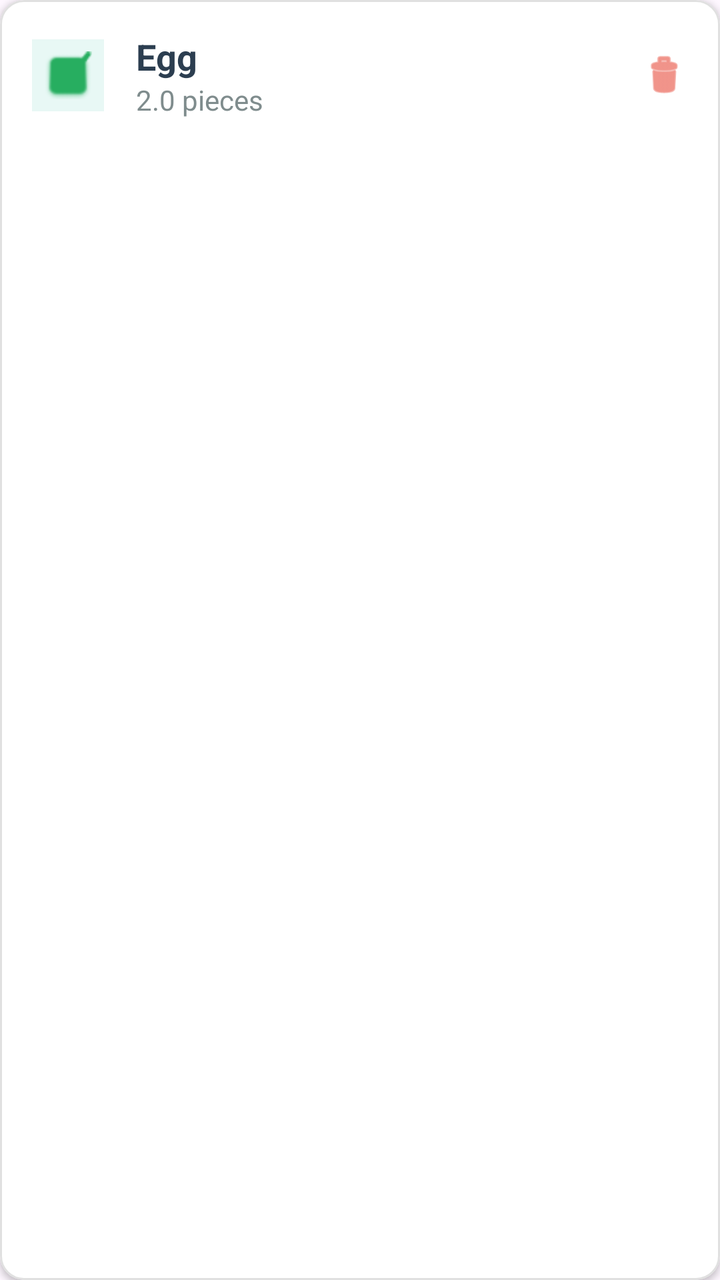
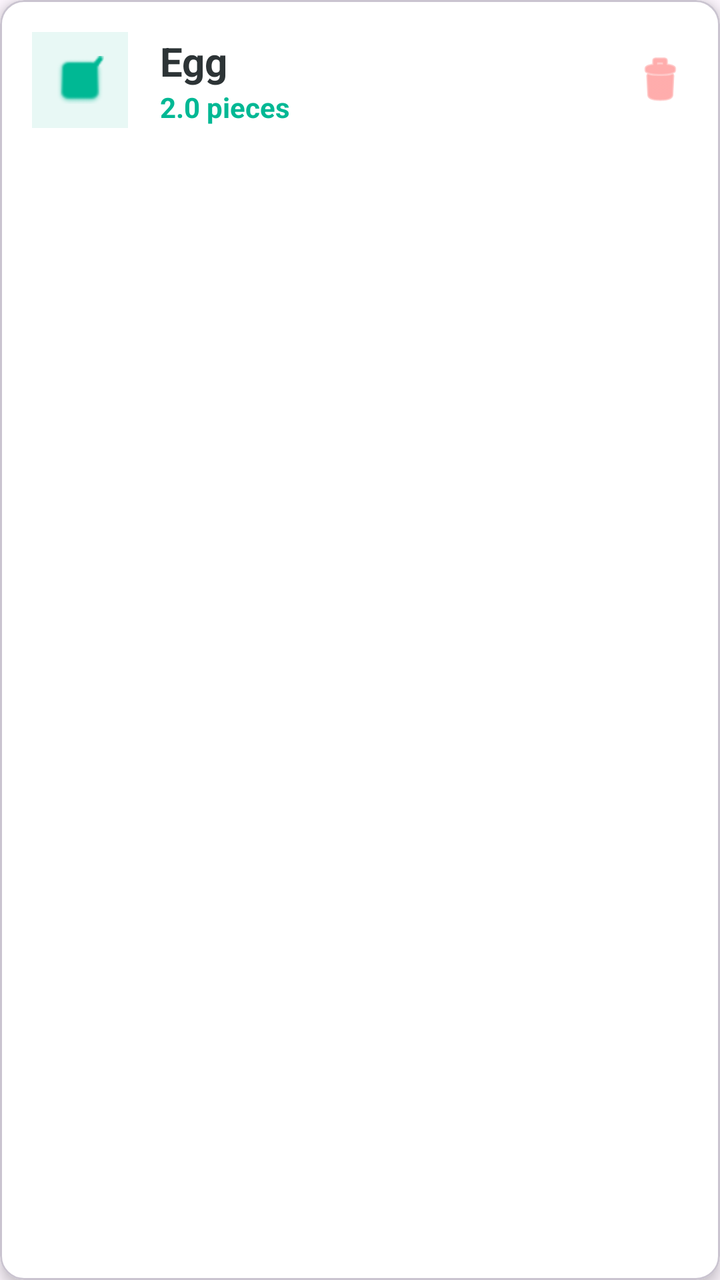

Before-and-after screenshots of an Android layout around one commit, followed by the original layout XML and the change that was made.
<!-- AndroidManifest.xml: application theme Theme.SmartPantryManager -->
<!-- res/layout/item_pantry.xml -->
<?xml version="1.0" encoding="utf-8"?>
<com.google.android.material.card.MaterialCardView xmlns:android="http://schemas.android.com/apk/res/android"
    xmlns:app="http://schemas.android.com/apk/res-auto"
    android:layout_width="match_parent"
    android:layout_height="wrap_content"
    android:layout_marginHorizontal="8dp"
    android:layout_marginBottom="8dp"
    app:cardBackgroundColor="#FFFFFF"
    app:cardCornerRadius="12dp"
    app:cardElevation="2dp"
    app:strokeColor="#E0E0E0"
    app:strokeWidth="1dp">

    <LinearLayout
        android:layout_width="match_parent"
        android:layout_height="wrap_content"
        android:gravity="center_vertical"
        android:orientation="horizontal"
        android:padding="16dp">

        
        <ImageView
            android:layout_width="36dp"
            android:layout_height="36dp"
            android:background="#E8F8F5"
            android:padding="6dp"
            android:src="@android:drawable/checkbox_on_background"
            app:tint="#27AE60" />

        <LinearLayout
            android:layout_width="0dp"
            android:layout_height="wrap_content"
            android:layout_marginStart="16dp"
            android:layout_weight="1"
            android:orientation="vertical">

            
            <TextView
                android:id="@+id/tvItemName"
                android:layout_width="wrap_content"
                android:layout_height="wrap_content"
                android:text="Egg"
                android:textColor="#2C3E50"
                android:textSize="18sp"
                android:textStyle="bold" />

            
            <TextView
                android:id="@+id/tvItemQuantity"
                android:layout_width="wrap_content"
                android:layout_height="wrap_content"
                android:text="2.0 pieces"
                android:textColor="#7F8C8D"
                android:textSize="14sp" />
        </LinearLayout>

        
        <ImageView
            android:id="@+id/btnDelete"
            android:layout_width="24dp"
            android:layout_height="24dp"
            android:src="@android:drawable/ic_menu_delete"
            app:tint="#E74C3C" />

    </LinearLayout>
</com.google.android.material.card.MaterialCardView>
<!-- resources referenced by this layout -->
<resources>
  <style name="Theme.SmartPantryManager" parent="Base.Theme.SmartPantryManager" />
  <style name="Base.Theme.SmartPantryManager" parent="Theme.Material3.DayNight.NoActionBar">
          
          
      </style>
</resources>

<!-- the commit's change to res/layout/item_pantry.xml (unified diff, before → after) -->
@@ -3,13 +3,10 @@
     xmlns:app="http://schemas.android.com/apk/res-auto"
     android:layout_width="match_parent"
     android:layout_height="wrap_content"
-    android:layout_marginHorizontal="8dp"
-    android:layout_marginBottom="8dp"
+    android:layout_marginBottom="12dp"
     app:cardBackgroundColor="#FFFFFF"
     app:cardCornerRadius="12dp"
-    app:cardElevation="2dp"
-    app:strokeColor="#E0E0E0"
-    app:strokeWidth="1dp">
+    app:cardElevation="4dp">
 
     <LinearLayout
         android:layout_width="match_parent"
@@ -19,13 +16,18 @@
         android:padding="16dp">
 
         
-        <ImageView
-            android:layout_width="36dp"
-            android:layout_height="36dp"
-            android:background="#E8F8F5"
-            android:padding="6dp"
-            android:src="@android:drawable/checkbox_on_background"
-            app:tint="#27AE60" />
+        <FrameLayout
+            android:layout_width="48dp"
+            android:layout_height="48dp"
+            android:background="#E8F8F5">
+
+            <ImageView
+                android:layout_width="24dp"
+                android:layout_height="24dp"
+                android:layout_gravity="center"
+                android:src="@android:drawable/checkbox_on_background"
+                app:tint="#00B894" />
+        </FrameLayout>
 
         <LinearLayout
             android:layout_width="0dp"
@@ -34,33 +36,31 @@
             android:layout_weight="1"
             android:orientation="vertical">
 
-            
             <TextView
                 android:id="@+id/tvItemName"
                 android:layout_width="wrap_content"
                 android:layout_height="wrap_content"
                 android:text="Egg"
-                android:textColor="#2C3E50"
-                android:textSize="18sp"
+                android:textColor="#2D3436"
+                android:textSize="20sp"
                 android:textStyle="bold" />
 
-            
             <TextView
                 android:id="@+id/tvItemQuantity"
                 android:layout_width="wrap_content"
                 android:layout_height="wrap_content"
                 android:text="2.0 pieces"
-                android:textColor="#7F8C8D"
-                android:textSize="14sp" />
+                android:textColor="#00B894"
+                android:textSize="14sp"
+                android:textStyle="bold" />
         </LinearLayout>
 
-        
         <ImageView
             android:id="@+id/btnDelete"
-            android:layout_width="24dp"
-            android:layout_height="24dp"
+            android:layout_width="28dp"
+            android:layout_height="28dp"
             android:src="@android:drawable/ic_menu_delete"
-            app:tint="#E74C3C" />
+            app:tint="#FF7675" />
 
     </LinearLayout>
 </com.google.android.material.card.MaterialCardView>
